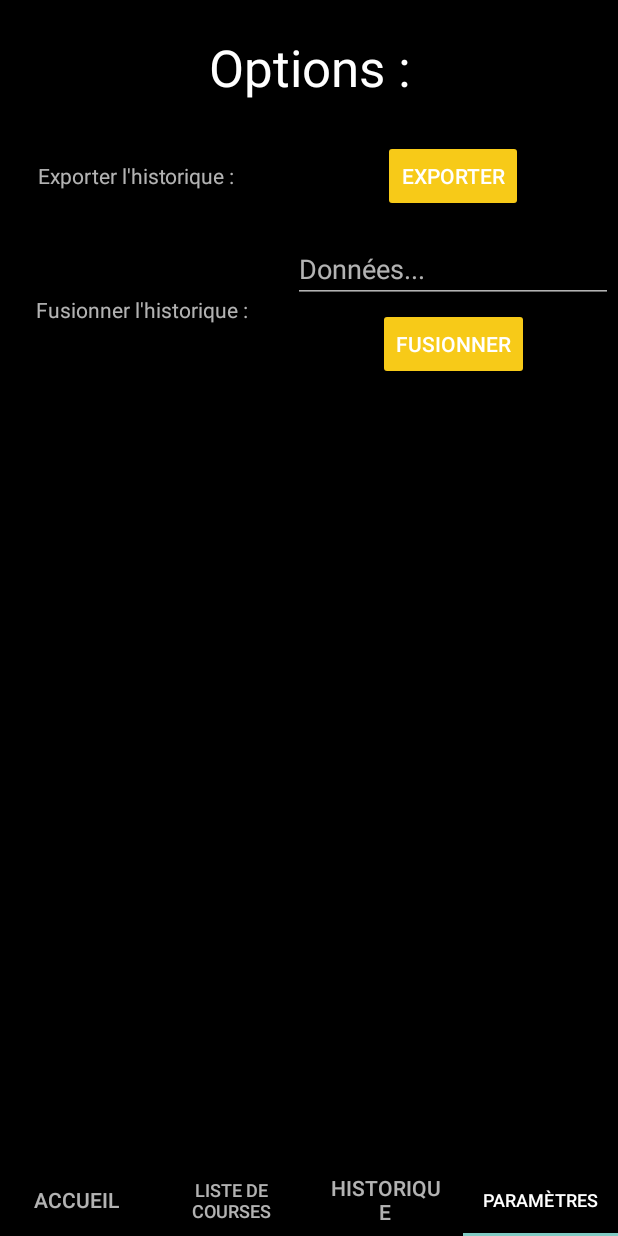
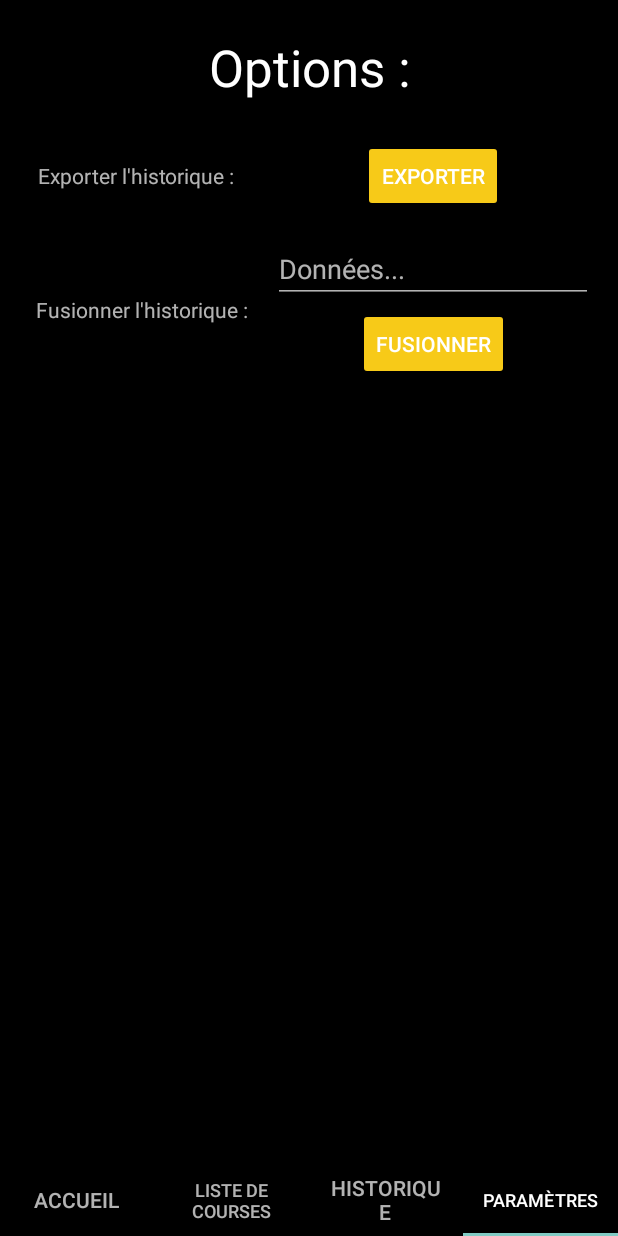
Before and after one commit to Frexom/ArjenSimulathor, an Android app: the screen it shows after launch (MainActivity), item 4 of the bottom bar chosen, on a phone screen of 412 x 824 dp. Run offline under Robolectric (Android 15) with nearby library versions, the phone set to English and light mode, and no system bars.

Commit message:
Deleted extra file

```diff
--- a/app/src/main/res/layout/fragment_settings.xml
+++ b/app/src/main/res/layout/fragment_settings.xml
@@ -65,11 +65,11 @@
         android:id="@+id/editTextMerge"
         android:layout_width="wrap_content"
         android:layout_height="wrap_content"
-        android:layout_marginStart="30dp"
         android:layout_marginTop="-40dp"
         android:ems="10"
         android:hint="Données..."
         android:inputType="textPersonName"
+        app:layout_constraintEnd_toEndOf="parent"
         app:layout_constraintStart_toEndOf="@+id/textExport"
         app:layout_constraintTop_toTopOf="@+id/textExport" />
 
```
Also changed, not shown: app/src/main/java/quoi/feur/arjensimulathor/HistoryListView.kt (deleted, +0 -11 lines).
